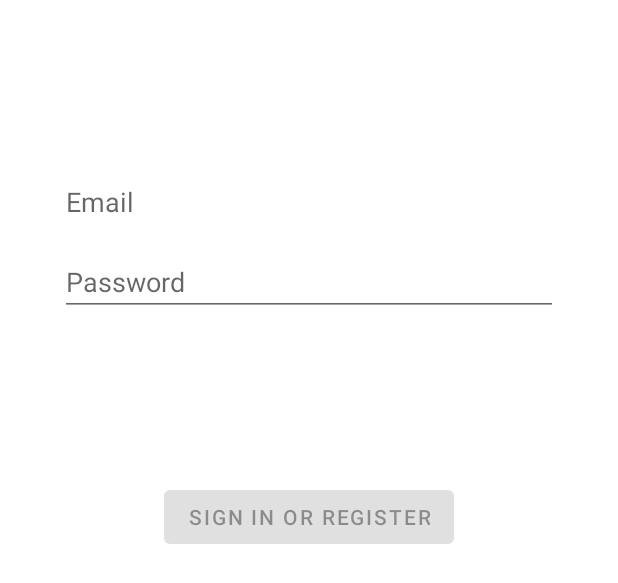
After one commit to sferraris/gigatlonapp, an Android app: the layout activity_login.xml on its own in the app's theme, with its tools: preview values and no code run, on a phone screen of 412 x 824 dp. The commit adds this screen. Shown: the top 583 px of the screen. Run offline under Robolectric (Android 15) with nearby library versions, the phone set to English and light mode, and no system bars.

Commit message:
Agrego Login

```diff
--- a/app/src/main/java/com/example/gigatlon/ui/account/AccountFragment.java
+++ b/app/src/main/java/com/example/gigatlon/ui/account/AccountFragment.java
@@ -4,6 +4,7 @@
 import android.view.LayoutInflater;
 import android.view.View;
 import android.view.ViewGroup;
+import android.widget.Button;
 import android.widget.TextView;
 
 import androidx.annotation.NonNull;
--- /dev/null
+++ b/app/src/main/res/layout/activity_login.xml
@@ -0,0 +1,78 @@
+<?xml version="1.0" encoding="utf-8"?>
+<androidx.constraintlayout.widget.ConstraintLayout xmlns:android="http://schemas.android.com/apk/res/android"
+    xmlns:app="http://schemas.android.com/apk/res-auto"
+    xmlns:tools="http://schemas.android.com/tools"
+    android:id="@+id/container"
+    android:layout_width="match_parent"
+    android:layout_height="match_parent"
+    android:paddingLeft="@dimen/activity_horizontal_margin"
+    android:paddingTop="@dimen/activity_vertical_margin"
+    android:paddingRight="@dimen/activity_horizontal_margin"
+    android:paddingBottom="@dimen/activity_vertical_margin"
+    tools:context=".ui.login.LoginActivity">
+
+    <EditText
+        android:id="@+id/username"
+        android:layout_width="0dp"
+        android:layout_height="wrap_content"
+        android:layout_marginStart="24dp"
+        android:layout_marginTop="96dp"
+        android:layout_marginEnd="24dp"
+        android:autofillHints="@string/prompt_email"
+        android:hint="@string/prompt_email"
+        android:inputType="textEmailAddress"
+        android:selectAllOnFocus="true"
+        app:layout_constraintEnd_toEndOf="parent"
+        app:layout_constraintStart_toStartOf="parent"
+        app:layout_constraintTop_toTopOf="parent" />
+
+    <EditText
+        android:id="@+id/password"
+        android:layout_width="0dp"
+        android:layout_height="wrap_content"
+        android:layout_marginStart="24dp"
+        android:layout_marginTop="8dp"
+        android:layout_marginEnd="24dp"
+        android:autofillHints="@string/prompt_password"
+        android:hint="@string/prompt_password"
+        android:imeActionLabel="@string/action_sign_in_short"
+        android:imeOptions="actionDone"
+        android:inputType="textPassword"
+        android:selectAllOnFocus="true"
+        app:layout_constraintEnd_toEndOf="parent"
+        app:layout_constraintStart_toStartOf="parent"
+        app:layout_constraintTop_toBottomOf="@+id/username" />
+
+    <Button
+        android:id="@+id/login"
+        android:layout_width="wrap_content"
+        android:layout_height="wrap_content"
+        android:layout_gravity="start"
+        android:layout_marginStart="48dp"
+        android:layout_marginTop="16dp"
+        android:layout_marginEnd="48dp"
+        android:layout_marginBottom="64dp"
+        android:enabled="false"
+        android:text="@string/action_sign_in"
+        app:layout_constraintBottom_toBottomOf="parent"
+        app:layout_constraintEnd_toEndOf="parent"
+        app:layout_constraintStart_toStartOf="parent"
+        app:layout_constraintTop_toBottomOf="@+id/password"
+        app:layout_constraintVertical_bias="0.2" />
+
+    <ProgressBar
+        android:id="@+id/loading"
+        android:layout_width="wrap_content"
+        android:layout_height="wrap_content"
+        android:layout_gravity="center"
+        android:layout_marginStart="32dp"
+        android:layout_marginTop="64dp"
+        android:layout_marginEnd="32dp"
+        android:layout_marginBottom="64dp"
+        android:visibility="gone"
+        app:layout_constraintBottom_toBottomOf="parent"
+        app:layout_constraintEnd_toEndOf="@+id/password"
+        app:layout_constraintStart_toStartOf="@+id/password"
+        app:layout_constraintTop_toTopOf="parent"
+        app:layout_constraintVertical_bias="0.3" />
+</androidx.constraintlayout.widget.ConstraintLayout>
--- a/app/src/main/res/menu/activity_main_drawer.xml
+++ b/app/src/main/res/menu/activity_main_drawer.xml
@@ -6,22 +6,28 @@
     <group android:checkableBehavior="single">
         <item
             android:id="@+id/nav_home"
+            android:actionLayout="@layout/fragment_home"
             android:icon="@drawable/ic_baseline_home_24"
             android:title="@string/menu_home" />
         <item
             android:id="@+id/nav_account"
+            android:actionLayout="@layout/fragment_account"
+            android:checkable="false"
             android:icon="@drawable/ic_baseline_account_circle_24"
             android:title="@string/menu_account" />
         <item
             android:id="@+id/nav_routines"
+            android:actionLayout="@layout/fragment_routines"
             android:icon="@drawable/ic_baseline_directions_run_24"
             android:title="@string/menu_routines" />
         <item
             android:id="@+id/nav_favorites"
+            android:actionLayout="@layout/fragment_favorites"
             android:icon="@drawable/ic_baseline_favorite_24"
             android:title="@string/menu_favorites" />
         <item
             android:id="@+id/nav_progress"
+            android:actionLayout="@layout/fragment_progress"
             android:icon="@drawable/ic_baseline_show_chart_24"
             android:title="@string/menu_progress" />
     </group>
--- a/app/src/main/res/values/strings.xml
+++ b/app/src/main/res/values/strings.xml
@@ -12,4 +12,14 @@
     <string name="menu_routines">Routines</string>
     <string name="menu_favorites">Favorites</string>
     <string name="menu_progress">Progress</string>
+    <string name="edit_profile">Edit Profile</string>
+
+    <string name="prompt_email">Email</string>
+    <string name="prompt_password">Password</string>
+    <string name="action_sign_in">Sign in or register</string>
+    <string name="action_sign_in_short">Sign in</string>
+    <string name="welcome">"Welcome !"</string>
+    <string name="invalid_username">Not a valid username</string>
+    <string name="invalid_password">Password must be >5 characters</string>
+    <string name="login_failed">"Login failed"</string>
 </resources>
```
Also changed, not shown: app/src/main/java/com/example/gigatlon/login_data/LoginDataSource.java (added, +29 -0 lines), app/src/main/java/com/example/gigatlon/login_data/LoginRepository.java (added, +54 -0 lines), app/src/main/java/com/example/gigatlon/login_data/Result.java (added, +48 -0 lines), app/src/main/java/com/example/gigatlon/login_data/model/LoggedInUser.java (added, +23 -0 lines), app/src/main/java/com/example/gigatlon/ui_login/LoggedInUserView.java (added, +17 -0 lines), app/src/main/java/com/example/gigatlon/ui_login/LoginActivity.java (added, +126 -0 lines), app/src/main/java/com/example/gigatlon/ui_login/LoginFormState.java (added, +40 -0 lines), app/src/main/java/com/example/gigatlon/ui_login/LoginResult.java (added, +31 -0 lines), app/src/main/java/com/example/gigatlon/ui_login/LoginViewModel.java (added, +70 -0 lines), app/src/main/java/com/example/gigatlon/ui_login/LoginViewModelFactory.java (added, +26 -0 lines), app/src/main/res/layout/fragment_account.xml (+12 -2 lines), 1 other file.
